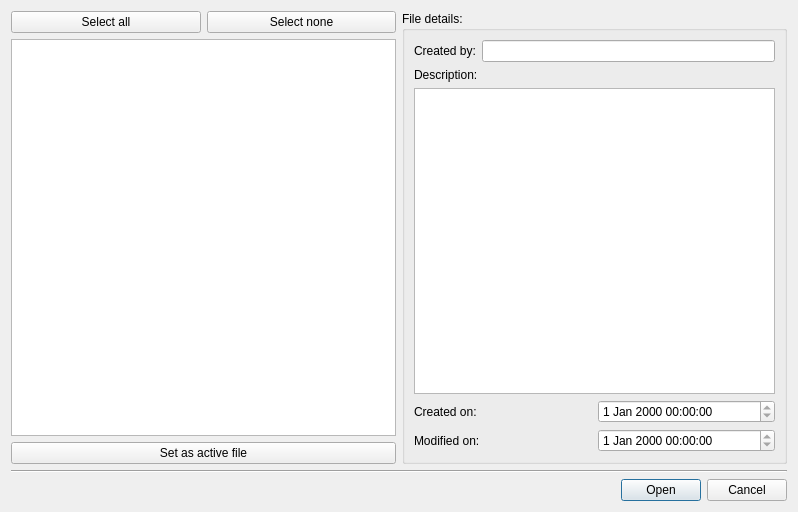
Qt form ui/FileDialog.ui (kstemp/TESviewer) before a commit.
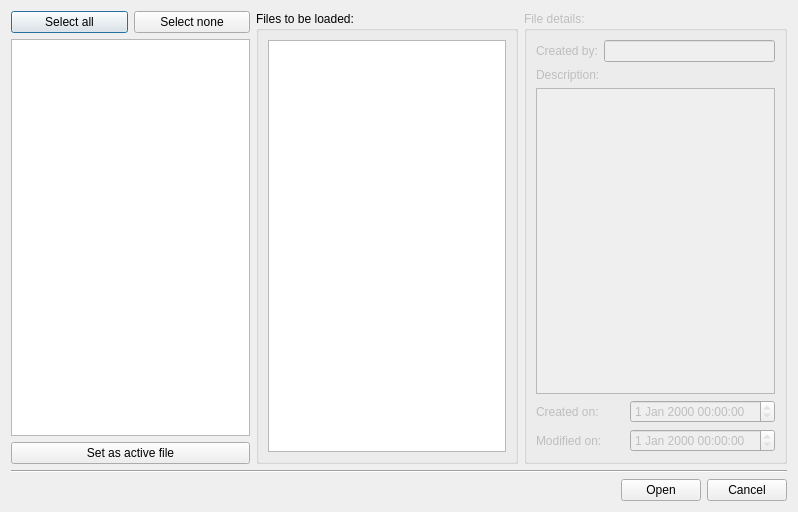
The same form after that commit.

Patch:
```diff
--- a/ui/FileDialog.ui
+++ b/ui/FileDialog.ui
@@ -69,10 +69,22 @@
        </item>
       </layout>
      </item>
+     <item>
+      <widget class="QGroupBox" name="groupBox_2">
+       <property name="title">
+        <string>Files to be loaded:</string>
+       </property>
+       <layout class="QVBoxLayout" name="verticalLayout_8">
+        <item>
+         <widget class="QListWidget" name="lstLoaded"/>
+        </item>
+       </layout>
+      </widget>
+     </item>
      <item>
       <widget class="QGroupBox" name="groupBox">
        <property name="enabled">
-        <bool>true</bool>
+        <bool>false</bool>
        </property>
        <property name="title">
         <string>File details:</string>
@@ -188,9 +200,16 @@
       </spacer>
      </item>
      <item>
-      <widget class="QDialogButtonBox" name="buttonBox">
-       <property name="standardButtons">
-        <set>QDialogButtonBox::Cancel|QDialogButtonBox::Open</set>
+      <widget class="QPushButton" name="btnOpen">
+       <property name="text">
+        <string>Open</string>
+       </property>
+      </widget>
+     </item>
+     <item>
+      <widget class="QPushButton" name="btnCancel">
+       <property name="text">
+        <string>Cancel</string>
        </property>
       </widget>
      </item>
```
Left out of the diff: 4 changed lines with no effect on the pictures.
